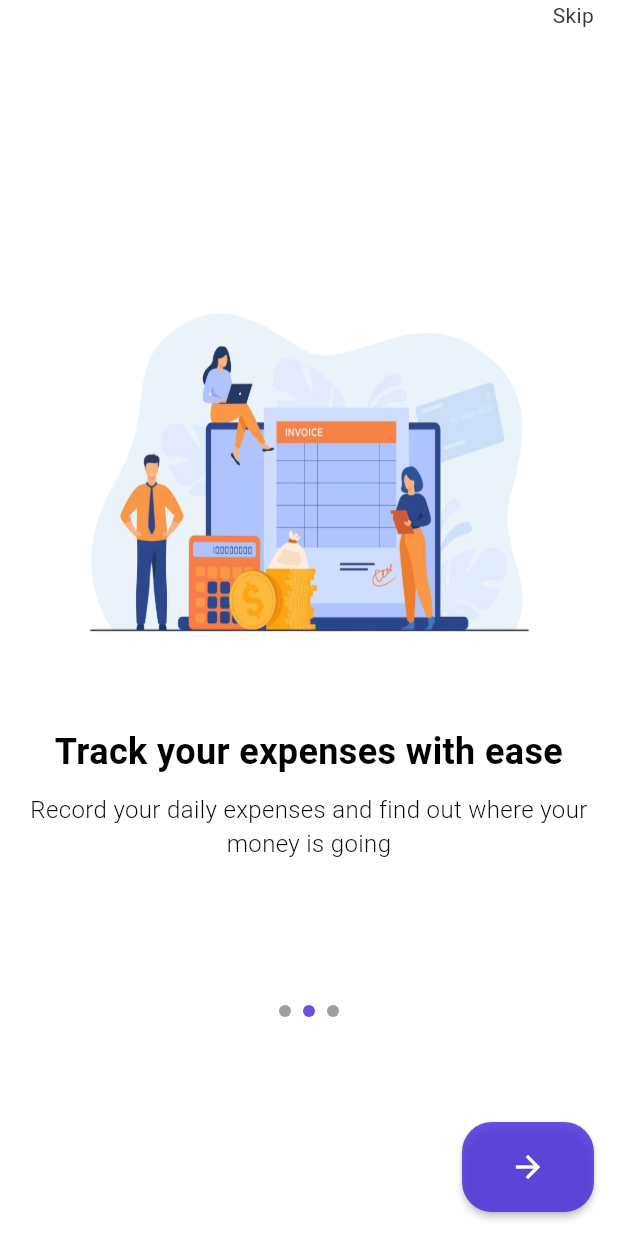
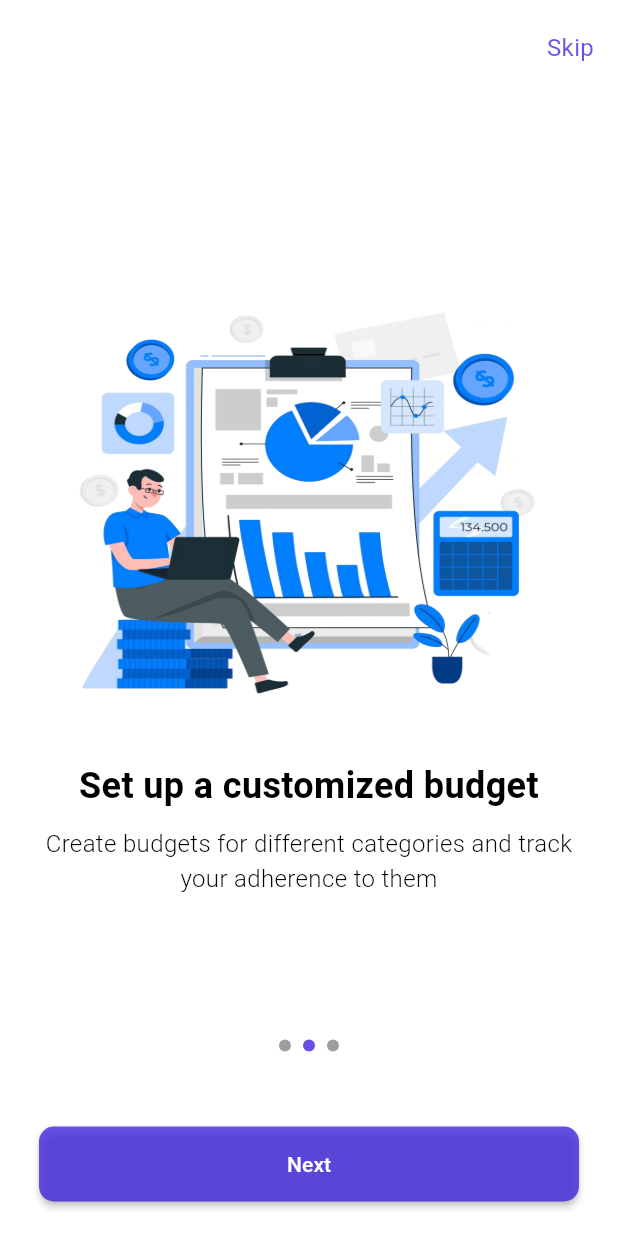
Before and after one commit to Khaled280-313/cash_flow, a Flutter app: the screen it shows after launch, swiped to page 2, on a phone screen of 412 x 824 dp. Run offline on Flutter 3.47's test engine with Material 3 defaults, Android fonts, the phone set to English and light mode, and no system bars; drawn by our look-alikes of smooth_page_indicator; our stand-ins replace bloc, dio, go_router, shared_preferences; Roboto replaces fonts that are missing (Montserrat).

Commit message:
Add sign-in and sign-up pages; implement onboarding model and update routes; enhance custom button and onboarding body widgets

```diff
--- a/lib/core/routes/app_routes.dart
+++ b/lib/core/routes/app_routes.dart
@@ -1,3 +1,5 @@
+import 'package:cash_flow/features/auth/presentation/pages/sign_in_page.dart';
+import 'package:cash_flow/features/auth/presentation/pages/sign_up_page.dart';
 import 'package:cash_flow/features/onboarding/presentation/page/onboarding_page.dart';
 import 'package:cash_flow/features/splash_view/pages/splash_view.dart';
 import 'package:go_router/go_router.dart';
@@ -9,6 +11,14 @@ final GoRouter router = GoRouter(routes: [
   ),
   GoRoute(
     path: "/onboarding",
-    builder: (context, state) =>  OnboardingPage(),
-  )
+    builder: (context, state) => OnboardingPage(),
+  ),
+  GoRoute(
+    path: "/SignUp",
+    builder: (context, state) => SignUpPage(),
+  ),
+  GoRoute(
+    path: "/SignIn",
+    builder: (context, state) => SignInPage(),
+  ),
 ]);
--- a/lib/core/utils/string_app.dart
+++ b/lib/core/utils/string_app.dart
@@ -9,7 +9,19 @@ abstract class StringsApp {
       onBoardingTitle3 = 'Advanced financial analysis',
       onBoardingSubTitle3 =
           'Get detailed reports and charts to better understand your spending patterns',
-          skip ='Skip',
-          next ='Next',
-          getStarted='Get Started';
+      skip = 'Skip',
+      next = 'Next',
+      getStarted = 'Get Started',
+      createAccount = 'Create Account',
+      youHaveAccount = 'You have an account?',
+      alreadyHaveAccount = 'Already have an account?',
+      signUp = 'Sign Up',
+      signIn = 'Sign In',
+      email = 'Email',
+      password = 'Password',
+      confirmPassword = 'Confirm Password',
+      forgotPassword = 'Forgot Password?',
+      login = 'Login',
+      welcome = 'Welcome',
+      welcomeBack = 'Welcome Back';
 }
--- /dev/null
+++ b/lib/features/onboarding/data/model/on_boarding_model.dart
@@ -0,0 +1,32 @@
+import 'package:cash_flow/core/utils/assets.dart';
+import 'package:cash_flow/core/utils/string_app.dart';
+
+class OnBoardingModel {
+  final String image;
+  final String title;
+  final String description;
+
+  OnBoardingModel({
+    required this.image,
+    required this.title,
+    required this.description,
+  });
+}
+
+List<OnBoardingModel> onBoardingList = [
+  OnBoardingModel(
+    image: Assets.imagesImag1,
+    title: StringsApp.onBoardingTitle1,
+    description: StringsApp.onBoardingSubTitle1,
+  ),
+  OnBoardingModel(
+    image: Assets.imagesImag2,
+    title: StringsApp.onBoardingTitle2,
+    description: StringsApp.onBoardingSubTitle2,
+  ),
+  OnBoardingModel(
+    image: Assets.imagesImag3,
+    title: StringsApp.onBoardingTitle3,
+    description: StringsApp.onBoardingSubTitle3,
+  ),
+];
--- a/lib/features/onboarding/presentation/page/onboarding_page.dart
+++ b/lib/features/onboarding/presentation/page/onboarding_page.dart
@@ -1,61 +1,111 @@
+import 'package:cash_flow/core/function/custom_navigat.dart';
 import 'package:cash_flow/core/utils/colors_app.dart';
 import 'package:cash_flow/core/utils/string_app.dart';
+import 'package:cash_flow/features/onboarding/data/model/on_boarding_model.dart';
 import 'package:cash_flow/features/onboarding/presentation/widgets/custom_botton.dart';
 import 'package:cash_flow/features/onboarding/presentation/widgets/custom_onboarding_body.dart';
 import 'package:cash_flow/features/onboarding/presentation/widgets/custom_page_indicator.dart';
 import 'package:flutter/material.dart';
 
-class OnboardingPage extends StatelessWidget {
-  OnboardingPage({super.key});
-  final PageController _pageController = PageController();
+class OnboardingPage extends StatefulWidget {
+  const OnboardingPage({super.key});
+
+  @override
+  State<OnboardingPage> createState() => _OnboardingPageState();
+}
+
+class _OnboardingPageState extends State<OnboardingPage> {
+  final PageController _pageController = PageController(initialPage: 0);
+  int _current = 0;
+
+  @override
+  void dispose() {
+    _pageController.dispose();
+    super.dispose();
+  }
 
   @override
   Widget build(BuildContext context) {
     return SafeArea(
       child: Scaffold(
         body: Padding(
-          padding: const EdgeInsets.symmetric(horizontal: 16),
+          padding: const EdgeInsets.symmetric(
+            horizontal: 16,
+          ),
           child: ListView(
             physics: const BouncingScrollPhysics(),
             children: [
+              SizedBox(height: 20),
               Align(
                 alignment: Alignment.topRight,
+                child: InkWell(
+                  onTap: () {
+                    _pageController.jumpToPage(onBoardingList.length - 1);
+                  },
                   child: Text(
                     StringsApp.skip,
-                  style:
-                      TextStyle(color: const Color.fromARGB(255, 56, 56, 56)),
+                    style: TextStyle(color: ColorsApp.primary, fontSize: 16),
                   ),
                 ),
-              // SizedBox(height: SizeConfig.defaultSize! * 10),
+              ),
               SizedBox(height: 150),
               CustomOnboardingBody(
+                onPageChanged: (index) {
+                  setState(() {
+                    _current = index;
+                  });
+                },
                 pageController: _pageController,
               ),
               CustomPageIndicator(
                 pageController: _pageController,
               ),
-              SizedBox(height: 70),
-              Row(
-                crossAxisAlignment: CrossAxisAlignment.start,
-                mainAxisAlignment: MainAxisAlignment.end,
+              _current == onBoardingList.length - 1
+                  ? Column(
                       children: [
-                  // CustomBotton(
-                  //   height: 60,
-                  //   child: Icon(
-                  //     Icons.arrow_back,
-                  //     color: ColorsApp.white,
-                  //   ),
-                  // ),
+                        SizedBox(height: 40),
                         CustomBotton(
-                    height: 60,
-                    child: Icon(
-                      Icons.arrow_forward,
-                      color: ColorsApp.white,
+                          height: 50,
+                          onPressed: () {
+                            customNavigatPushReplacement(
+                                context: context, path: "/SignUp");
+                          },
+                          child: const Text(
+                            StringsApp.createAccount,
+                            style: TextStyle(color: Colors.white),
+                          ),
+                        ),
+                        SizedBox(height: 15),
+                        InkWell(
+                          onTap: () {
+                            customNavigatPushReplacement(
+                                context: context, path: "/SignIn");
+                          },
+                          child: Text(
+                            StringsApp.youHaveAccount,
+                            style: TextStyle(
+                                color: const Color.fromARGB(255, 56, 56, 56)),
                           ),
                         ),
                       ],
                     )
-              // SizedBox(height: 20),
+                  : Column(
+                      children: [
+                        SizedBox(height: 50),
+                        CustomBotton(
+                          height: 50,
+                          onPressed: () {
+                            _pageController.nextPage(
+                                duration: Duration(milliseconds: 300),
+                                curve: Curves.easeInOutCubicEmphasized);
+                          },
+                          child: const Text(
+                            StringsApp.next,
+                            style: TextStyle(color: Colors.white),
+                          ),
+                        ),
+                      ],
+                    ),
             ],
           ),
         ),
--- a/lib/features/onboarding/presentation/widgets/custom_botton.dart
+++ b/lib/features/onboarding/presentation/widgets/custom_botton.dart
@@ -6,23 +6,25 @@ import 'package:cash_flow/core/utils/colors_app.dart';
 class CustomBotton extends StatelessWidget {
   final Widget child;
   final double height;
+  final void Function()? onPressed;
   const CustomBotton({
     super.key,
     required this.child,
     required this.height,
+    required this.onPressed,
   });
 
   @override
   Widget build(BuildContext context) {
     return Container(
+      width: double.infinity,
       height: height,
-      padding: const EdgeInsets.only(left: 20),
+      padding: const EdgeInsets.symmetric(horizontal: 10),
       child: MaterialButton(
-          onLongPress: () {},
-          onPressed: () {},
+          onPressed: onPressed,
           color: ColorsApp.primary,
           shape:
-              RoundedRectangleBorder(borderRadius: BorderRadius.circular(20)),
+              RoundedRectangleBorder(borderRadius: BorderRadius.circular(10)),
           child: child),
     );
   }
--- a/lib/features/onboarding/presentation/widgets/custom_onboarding_body.dart
+++ b/lib/features/onboarding/presentation/widgets/custom_onboarding_body.dart
@@ -1,19 +1,21 @@
 import 'package:cash_flow/core/utils/app_text_style.dart';
-import 'package:cash_flow/core/utils/assets.dart';
-import 'package:cash_flow/core/utils/string_app.dart';
+import 'package:cash_flow/features/onboarding/data/model/on_boarding_model.dart';
 import 'package:flutter/material.dart';
 
 class CustomOnboardingBody extends StatelessWidget {
   final PageController pageController;
-  const CustomOnboardingBody({super.key, required this.pageController});
+  final Function(int)? onPageChanged;
+  const CustomOnboardingBody(
+      {super.key, required this.pageController, required this.onPageChanged});
 
   @override
   Widget build(BuildContext context) {
     return SizedBox(
       height: 500,
       child: PageView.builder(
+        onPageChanged: onPageChanged,
         controller: pageController,
-        itemCount: 3,
+        itemCount: onBoardingList.length,
         itemBuilder: (context, index) {
           return Column(
             children: [
@@ -22,12 +24,12 @@ class CustomOnboardingBody extends StatelessWidget {
                 width: 343,
                 decoration: BoxDecoration(
                     image: DecorationImage(
-                        image: AssetImage(Assets.imagesImag1),
+                        image: AssetImage(onBoardingList[index].image),
                         fit: BoxFit.fill)),
               ),
               SizedBox(height: 24),
               Text(
-                StringsApp.onBoardingTitle1,
+                onBoardingList[index].title,
                 textAlign: TextAlign.center,
                 style: AppTextStyle.montserrat500Style24,
                 maxLines: 2,
@@ -35,7 +37,7 @@ class CustomOnboardingBody extends StatelessWidget {
               ),
               SizedBox(height: 10),
               Text(
-                StringsApp.onBoardingSubTitle1,
+                onBoardingList[index].description,
                 textAlign: TextAlign.center,
                 style: AppTextStyle.montserrat300Style16,
                 maxLines: 2,
--- a/lib/main.dart
+++ b/lib/main.dart
@@ -1,6 +1,5 @@
 import 'package:cash_flow/core/routes/app_routes.dart';
 import 'package:cash_flow/core/utils/colors_app.dart';
-import 'package:cash_flow/core/utils/size_config.dart';
 import 'package:cash_flow/core/utils/string_app.dart';
 import 'package:flutter/material.dart';
 
```
Also changed, not shown: lib/features/auth/presentation/pages/sign_in_page.dart (added, +10 -0 lines), lib/features/auth/presentation/pages/sign_up_page.dart (added, +10 -0 lines). Lines whose indentation alone changed are shown as unchanged.
